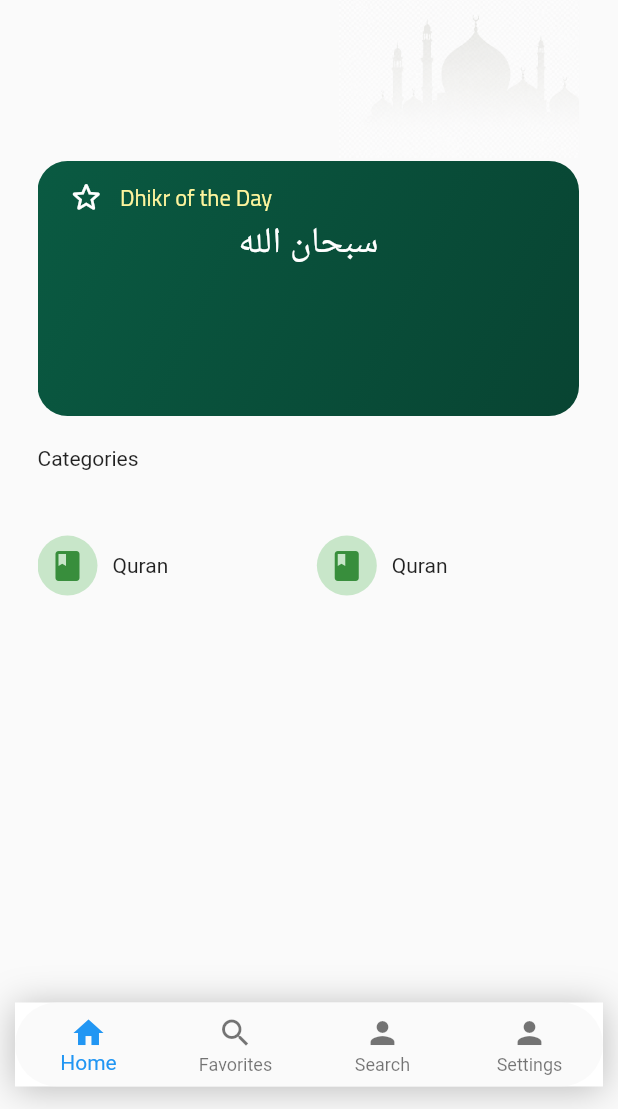
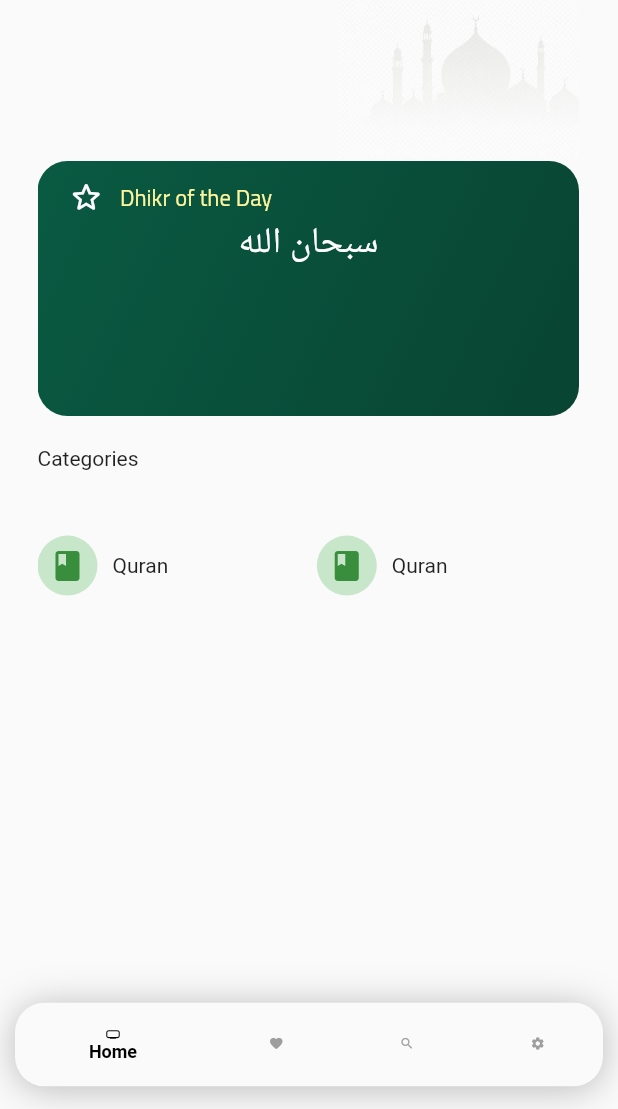
Before and after one commit to Mo123elsayed/zekr, a Flutter app: the screen it shows after launch, on a phone screen of 412 x 824 dp, the part 127-1236 px from its top. Run offline on Flutter 3.47's test engine with Material 3 defaults, Android fonts, the phone set to English and light mode, and no system bars; our stand-ins replace flutter_screenutil; Roboto replaces fonts that are missing (Pliant).

Commit message:
Refactor BottomNavBar: Update icons and improve styling for better UI consistency

```diff
--- a/lib/view/ui/widgets/bottom_nav_bar.dart
+++ b/lib/view/ui/widgets/bottom_nav_bar.dart
@@ -22,21 +22,25 @@ class _BottomNavBarState extends State<BottomNavBar> {
 
   final List<Map<String, dynamic>> _screens = [
     // Add your screens here
-    {'screen': const HomeScreen(), 'label': 'Home', 'icon': Icons.home},
+    {
+      'screen': const HomeScreen(),
+      'label': 'Home',
+      'icon': Icons.home_max_rounded,
+    },
     {
       'screen': const FavoritesScreen(), // Replace with your actual screen
       'label': 'Favorites',
-      'icon': Icons.search,
+      'icon': Icons.favorite_rounded,
     },
     {
       'screen': const SearchScreen(), // Replace with your actual screen
       'label': 'Search',
-      'icon': Icons.person,
+      'icon': Icons.search_rounded,
     },
     {
       'screen': const SettingsScreen(), // Replace with your actual screen
       'label': 'Settings',
-      'icon': Icons.person,
+      'icon': Icons.settings,
     },
   ];
 
@@ -47,7 +51,7 @@ class _BottomNavBarState extends State<BottomNavBar> {
       bottomNavigationBar: Container(
         margin: const EdgeInsets.only(bottom: 15, left: 10, right: 10),
         decoration: BoxDecoration(
-          color: Colors.white,
+          borderRadius: BorderRadius.circular(20),
           boxShadow: [
             BoxShadow(
               color: Colors.black26,
@@ -57,16 +61,24 @@ class _BottomNavBarState extends State<BottomNavBar> {
           ],
         ),
         child: ClipRRect(
-          borderRadius: BorderRadius.circular(30),
+          borderRadius: BorderRadius.circular(20),
           child: BottomNavigationBar(
+            selectedItemColor: Colors.black,
+            unselectedItemColor: Colors.grey,
+            selectedLabelStyle: TextStyle(
+              fontSize: 12,
+              fontWeight: FontWeight.bold,
+              color: Colors.black,
+            ),
+            unselectedLabelStyle: TextStyle(fontSize: 12, color: Colors.grey),
             elevation: 0,
-            type: BottomNavigationBarType.values.first,
+            type: BottomNavigationBarType.shifting,
             currentIndex: _selectedIndex,
             onTap: _onItemTapped,
             items: _screens
                 .map(
                   (screen) => BottomNavigationBarItem(
-                    icon: Icon(screen['icon']),
+                    icon: Icon(screen['icon'], size: 10),
                     label: screen['label'],
                   ),
                 )
```
